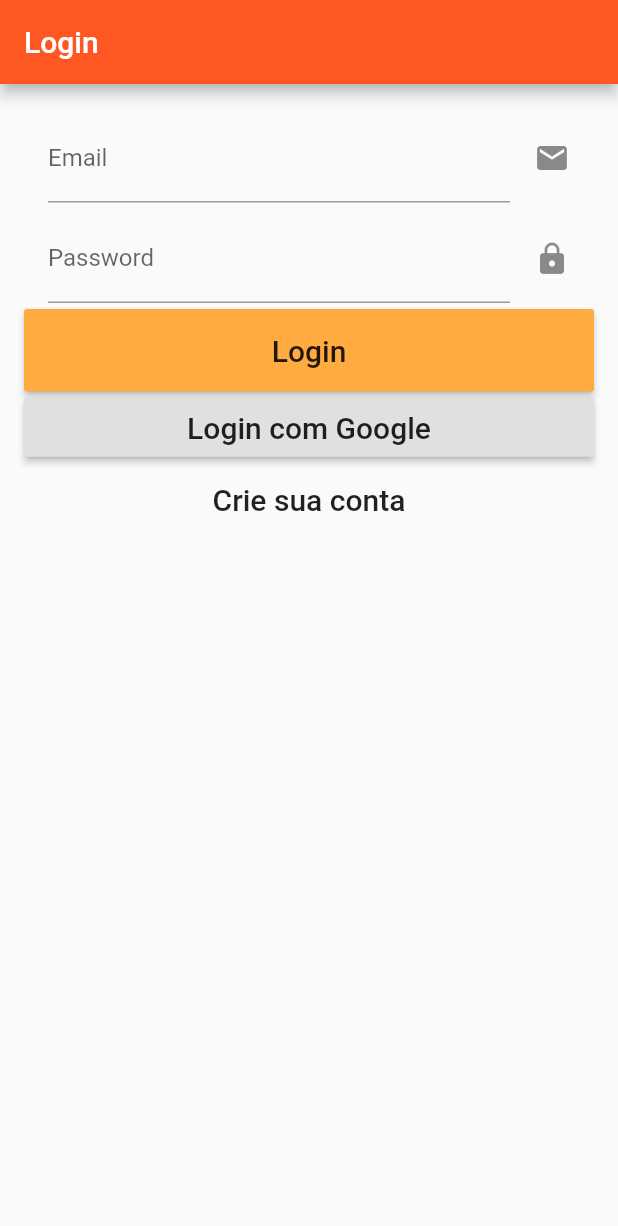
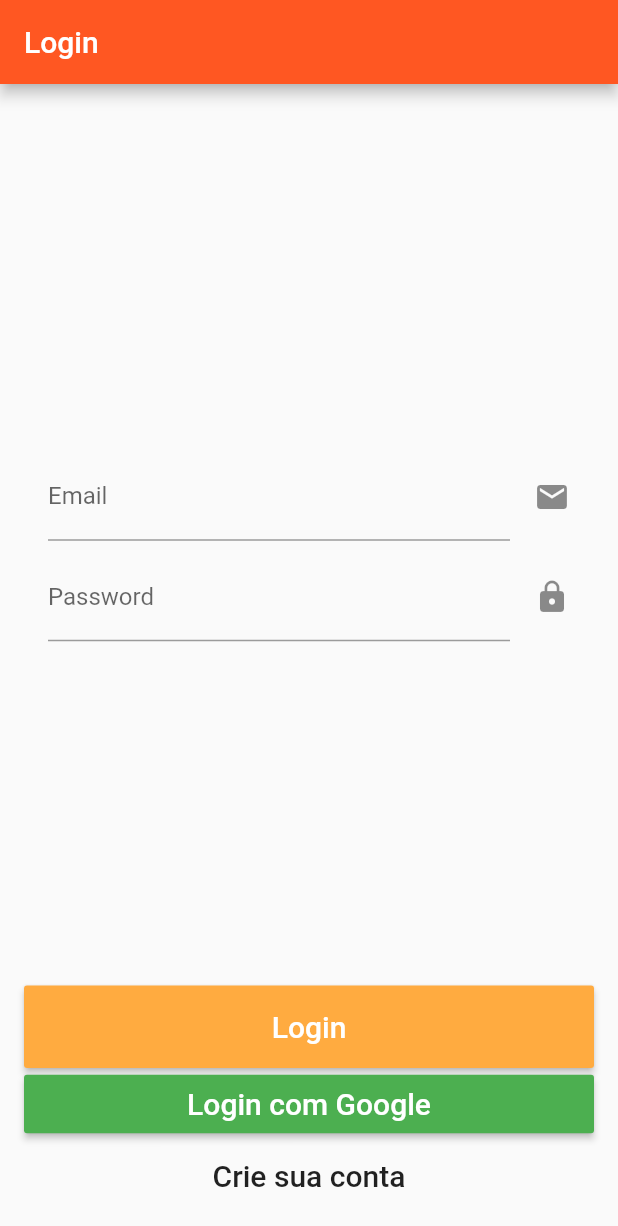
Before and after one commit to MarceloxAlves/ai_pede, a Flutter app: the screen it shows after launch, on a phone screen of 412 x 824 dp. Shown: the top 1226 px of the screen. Run offline on Flutter 3.47's test engine with Material 2 defaults, Android fonts, the phone set to English and light mode, and no system bars; our stand-ins replace cloud_firestore, firebase_auth, google_maps_flutter, google_sign_in, location; missing offline and left inert: autocomplete_textfield; accounts and stored records are empty; statements that could not run were skipped.

Commit message:
layout login

```diff
--- a/lib/screens/login_screen.dart
+++ b/lib/screens/login_screen.dart
@@ -9,11 +9,7 @@ class LoginPage extends StatefulWidget {
   State<StatefulWidget> createState() => new _LoginPageState();
 }
 
-enum FormType{
-  login,
-  registrar
-}
-
+enum FormType { login, registrar }
 
 class _LoginPageState extends State<LoginPage> {
   final formKey = new GlobalKey<FormState>();
@@ -36,21 +32,18 @@ class _LoginPageState extends State<LoginPage> {
   Future submit() async {
     if (validar()) {
       try {
-        if (_formType == FormType.login){
+        if (_formType == FormType.login) {
           user = await FirebaseAuth.instance
               .signInWithEmailAndPassword(email: _email, password: _password);
           checkLogin();
-
-        }else{
-          user = await FirebaseAuth.instance
-              .createUserWithEmailAndPassword(email: _email, password: _password);
+        } else {
+          user = await FirebaseAuth.instance.createUserWithEmailAndPassword(
+              email: _email, password: _password);
           checkLogin();
         }
-
-
-
       } catch (e) {
-        Scaffold.of(formKey.currentContext).showSnackBar(SnackBar(content: Text('$e')));
+        Scaffold.of(formKey.currentContext)
+            .showSnackBar(SnackBar(content: Text('$e')));
       }
     }
   }
@@ -60,21 +53,23 @@ class _LoginPageState extends State<LoginPage> {
     final GoogleSignIn _gSignIn = new GoogleSignIn();
 
     GoogleSignInAccount googleSignInAccount = await _gSignIn.signIn();
-    GoogleSignInAuthentication authentication = await googleSignInAccount.authentication;
+    GoogleSignInAuthentication authentication =
+        await googleSignInAccount.authentication;
 
-    user = await _fAuth.signInWithGoogle(idToken: authentication.idToken, accessToken: authentication.accessToken);
+    user = await _fAuth.signInWithGoogle(
+        idToken: authentication.idToken,
+        accessToken: authentication.accessToken);
     checkLogin();
   }
 
-  void checkLogin() async{
-    if(user == null){
+  void checkLogin() async {
+    if (user == null) {
       user = await FirebaseAuth.instance.currentUser();
     }
 
-    if(user != null){
-      Navigator.of(context).push(
-        MaterialPageRoute(builder: (context) => HomeSreen())
-      );
+    if (user != null) {
+      Navigator.of(context)
+          .push(MaterialPageRoute(builder: (context) => HomeSreen()));
     }
   }
 
@@ -92,8 +87,10 @@ class _LoginPageState extends State<LoginPage> {
     });
   }
 
-  List<Widget> buildInputs(){
-    return [
+  Widget buildInputs() {
+    return Column(
+      mainAxisAlignment: MainAxisAlignment.center,
+      children: <Widget>[
         ListTile(
           trailing: Icon(Icons.email),
           title: TextFormField(
@@ -102,7 +99,6 @@ class _LoginPageState extends State<LoginPage> {
                 value.isEmpty ? 'Email não pode estar  vazio!' : null,
             onSaved: (value) => _email = value,
           ),
-
         ),
         ListTile(
           trailing: Icon(Icons.lock),
@@ -113,50 +109,57 @@ class _LoginPageState extends State<LoginPage> {
             obscureText: true,
             onSaved: (value) => _password = value,
           ),
-
         )
-    ];
+      ],
+    );
   }
 
-  List<Widget> submitButtons(){
-    if (_formType == FormType.login){
-      return [
+  Widget submitButtons() {
+    if (_formType == FormType.login) {
+      return Column(
+          crossAxisAlignment: CrossAxisAlignment.stretch,
+          mainAxisAlignment: MainAxisAlignment.end,
+          children: <Widget>[
+            RaisedButton(
+                color: Colors.orangeAccent,
+                padding: EdgeInsets.all(16.0),
+                child: new Text('Login',
+                    style: TextStyle(
+                      fontSize: 20,
+                      color: Colors.white,
+                    )),
+                onPressed: submit),
+            RaisedButton(
+                color: Colors.green,
+                onPressed: loginGoogle,
+                padding: EdgeInsets.all(8),
+                child: Text('Login com Google',
+                    style: TextStyle(fontSize: 20, color: Colors.white))),
+            FlatButton(
+                onPressed: moveToRegister,
+                padding: EdgeInsets.all(8),
+                child: Text('Crie sua conta', style: TextStyle(fontSize: 20))),
+          ]);
+    } else {
+      return Column(
+          crossAxisAlignment: CrossAxisAlignment.stretch,
+          mainAxisAlignment: MainAxisAlignment.end,
+          children: <Widget>[
             RaisedButton(
                 color: Colors.orangeAccent,
                 padding: EdgeInsets.all(16.0),
                 child: new Text(
-              'Login',
-              style: TextStyle(fontSize: 20),
-            ),
-            onPressed: submit),
-        RaisedButton(
-
-            onPressed: loginGoogle,
-            padding: EdgeInsets.all(8),
-            child: Text('Login com Google', style: TextStyle(fontSize: 20))),
-        FlatButton(
-            onPressed: moveToRegister,
-            padding: EdgeInsets.all(8),
-            child: Text('Crie sua conta', style: TextStyle(fontSize: 20))),
-
-      ];
-
-    }else{
-      return [
-        RaisedButton(
-            padding: EdgeInsets.all(16.0),
-            child: new Text(
                   'Criar conta ',
-              style: TextStyle(fontSize: 20),
+                  style: TextStyle(fontSize: 20, color: Colors.white),
                 ),
                 onPressed: submit),
             FlatButton(
                 onPressed: moveToLogin,
                 padding: EdgeInsets.all(8),
-            child: Text('Tem uma conta? Login', style: TextStyle(fontSize: 20)))
-      ];
+                child: Text('Tem uma conta? Login',
+                    style: TextStyle(fontSize: 20)))
+          ]);
     }
-
   }
 
   @override
@@ -175,7 +178,7 @@ class _LoginPageState extends State<LoginPage> {
         body: FutureBuilder<FirebaseUser>(
           future: FirebaseAuth.instance.currentUser(),
           builder: (context, currentUser) {
-          if(currentUser.hasData){
+            if (currentUser.hasData) {
               return Center(
                 child: CircularProgressIndicator(
                   backgroundColor: Colors.deepOrange,
@@ -187,13 +190,15 @@ class _LoginPageState extends State<LoginPage> {
                 child: Form(
                     key: formKey,
                     child: Column(
-                crossAxisAlignment: CrossAxisAlignment.stretch,
-                children: buildInputs() + submitButtons()
+                      crossAxisAlignment: CrossAxisAlignment.center,
+                      children: <Widget>[
+                        Expanded(child: buildInputs()),
+                        submitButtons()
+                      ],
                     )),
               );
             }
           },
-      )
-    );
+        ));
   }
 }
```
Lines whose indentation alone changed are shown as unchanged.
